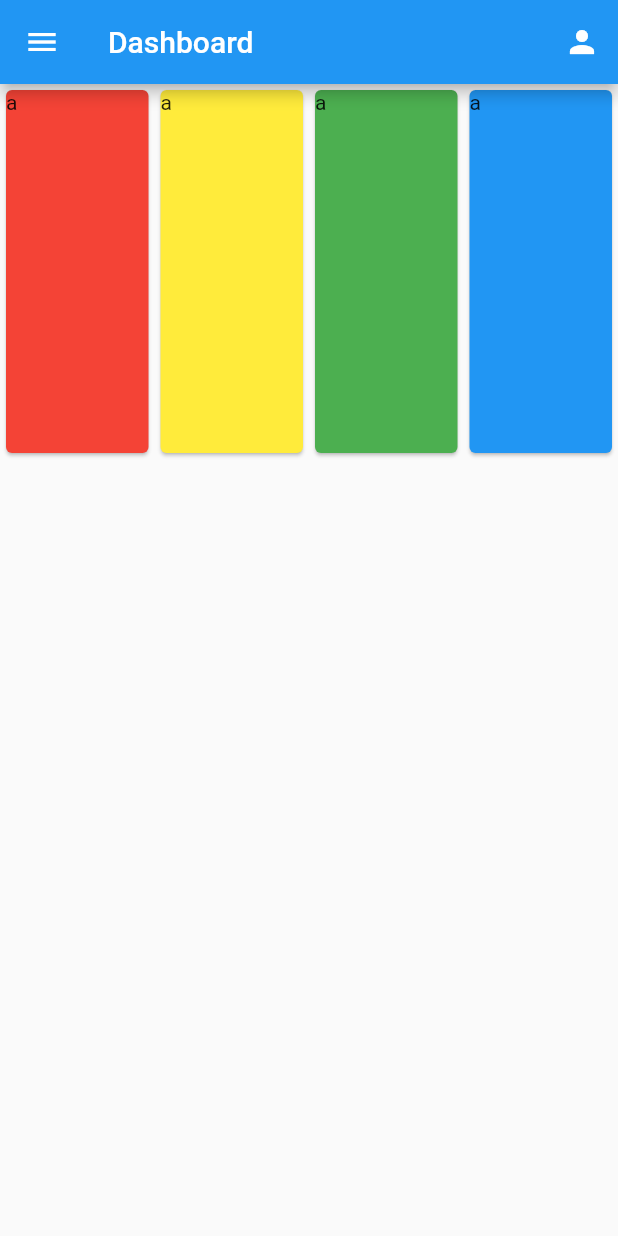
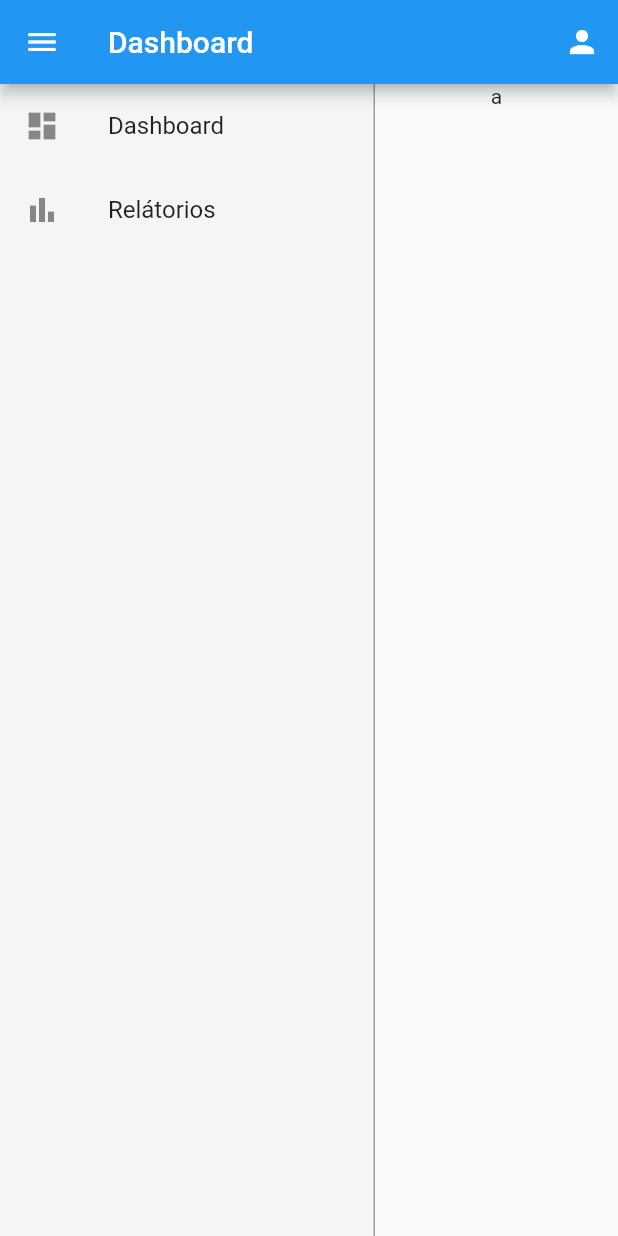
Before and after one commit to Noninus/admin_dash, a Flutter app: the HomePage screen opened by its route, on a phone screen of 412 x 824 dp. Run offline on Flutter 3.47's test engine with Material 2 defaults, Android fonts, the phone set to English and light mode, and no system bars; our stand-ins replace flutter_mobx, flutter_modular, mobx; generated files the repository leaves out were written again.

Commit message:
Melhiras na navegacao

```diff
--- a/lib/app/app_module.dart
+++ b/lib/app/app_module.dart
@@ -16,7 +16,7 @@ class AppModule extends MainModule {
 
   @override
   List<ModularRouter> get routers => [
-        ModularRouter('/dashboard', module: HomeModule()),
+        ModularRouter('/home', module: HomeModule()),
         ModularRouter('/login',
             module: LoginModule(),
             guards: [UserLoggedInGuard(userIsLoggedIn: false)]),
--- a/lib/app/modules/home/home_controller.dart
+++ b/lib/app/modules/home/home_controller.dart
@@ -8,10 +8,10 @@ class HomeController = _HomeControllerBase with _$HomeController;
 
 abstract class _HomeControllerBase with Store {
   @observable
-  int value = 0;
+  bool isNavbar = true;
 
   @action
-  void increment() {
-    value++;
+  void changeIsNavbar() {
+    isNavbar = !isNavbar;
   }
 }
--- a/lib/app/modules/home/home_page.dart
+++ b/lib/app/modules/home/home_page.dart
@@ -1,10 +1,13 @@
 import 'package:flutter/material.dart';
+import 'package:flutter_mobx/flutter_mobx.dart';
 import 'package:flutter_modular/flutter_modular.dart';
 import 'home_controller.dart';
 
 class HomePage extends StatefulWidget {
   final String title;
-  const HomePage({Key key, this.title = "Home"}) : super(key: key);
+  final Widget body;
+  const HomePage({Key key, this.title = "Dashboard", this.body})
+      : super(key: key);
 
   @override
   _HomePageState createState() => _HomePageState();
@@ -17,47 +20,49 @@ class _HomePageState extends ModularState<HomePage, HomeController> {
   Widget build(BuildContext context) {
     return Scaffold(
       appBar: AppBar(
-        title: Text("Dashboard"),
+        title: Text(widget.title),
+        leading: IconButton(
+          icon: Icon(Icons.menu),
+          onPressed: () => controller.changeIsNavbar(),
+        ),
         actions: [
           IconButton(
               icon: Icon(Icons.person),
               onPressed: () => print('open profile page'))
         ],
       ),
-      drawer: Drawer(
-        child: Column(
-          children: [Text('ss')],
-        ),
-      ),
-      body: Column(
-        children: <Widget>[
-          Container(
-            height: 250,
-            child: Row(
-              children: [
-                Expanded(
-                    child: Container(
-                  height: 250,
-                  child: Card(color: Colors.red, child: Text('a')),
-                )),
-                Expanded(
-                    child: Container(
-                  height: 250,
-                  child: Card(color: Colors.yellow, child: Text('a')),
-                )),
-                Expanded(
-                    child: Container(
-                  height: 250,
-                  child: Card(color: Colors.green, child: Text('a')),
-                )),
-                Expanded(
-                    child: Container(
-                  height: 250,
-                  child: Card(color: Colors.blue, child: Text('a')),
-                )),
-              ],
-            ),
-          )
+      body: Row(
+        children: [
+          Observer(builder: (_) {
+            if (controller.isNavbar) {
+              return Container(
+                  width: 250,
+                  decoration: BoxDecoration(
+                    color: Colors.grey[100],
+                    border: Border(
+                        right: BorderSide(color: Colors.grey, width: 1.0)),
+                  ),
+                  child: Column(
+                    children: [
+                      ListTile(
+                        leading: Icon(Icons.dashboard),
+                        title: Text("Dashboard"),
+                        onTap: () => Modular.to.pushReplacementNamed('/home'),
+                      ),
+                      ListTile(
+                        leading: Icon(Icons.bar_chart),
+                        title: Text("Relátorios"),
+                        onTap: () => Modular.to.pushReplacementNamed(
+                          '/home/relatorios',
+                        ),
+                      )
+                    ],
+                  ));
+            } else {
+              return Container();
+            }
+          }),
+          Expanded(child: widget.body),
         ],
       ),
     );
--- /dev/null
+++ b/lib/app/modules/home/home_widget.dart
@@ -0,0 +1,10 @@
+import 'package:flutter/material.dart';
+
+class HomeWidget extends StatelessWidget {
+  @override
+  Widget build(BuildContext context) {
+    return Column(
+      children: [Text("a")],
+    );
+  }
+}
--- a/lib/app/modules/login/login_page.dart
+++ b/lib/app/modules/login/login_page.dart
@@ -75,7 +75,7 @@ class _LoginPageState extends ModularState<LoginPage, LoginController> {
   }
 
   _entrar() {
-    Modular.to.pushReplacementNamed('dashboard');
+    Modular.to.pushReplacementNamed('home');
   }
 
   @override
```
Also changed, not shown: lib/app/modules/home/home_module.dart (+6 -1 lines), lib/app/modules/relatorios/relatorios_controller.dart (added, +18 -0 lines), lib/app/modules/relatorios/relatorios_module.dart (added, +19 -0 lines), lib/app/modules/relatorios/relatorios_page.dart (added, +32 -0 lines), lib/app/modules/home/home_controller.g.dart, lib/app/modules/relatorios/relatorios_controller.g.dart (added), pubspec.lock.
